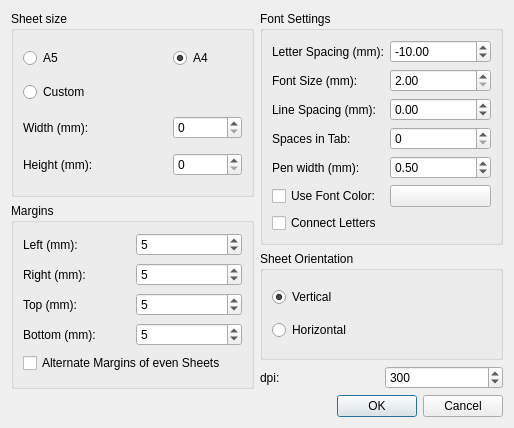
Above: preferencesdialog.ui from aizenbit/Scribbler before the change. Below: the same form after it.
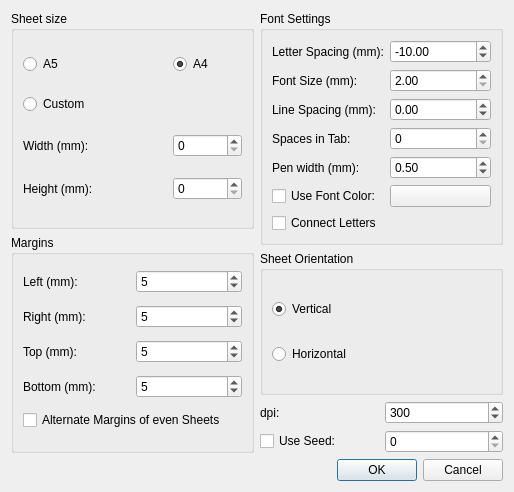
That is the form after the change.

Commit message: seed setting added; version changed

```diff
--- a/preferencesdialog.ui
+++ b/preferencesdialog.ui
@@ -7,7 +7,7 @@
     <x>0</x>
     <y>0</y>
     <width>514</width>
-    <height>428</height>
+    <height>492</height>
    </rect>
   </property>
   <property name="windowTitle">
@@ -152,7 +152,7 @@
     </layout>
    </item>
    <item row="0" column="1">
-    <layout class="QVBoxLayout" name="verticalLayout_4">
+    <layout class="QVBoxLayout" name="verticalLayout_2">
      <item>
       <widget class="QGroupBox" name="groupBox_4">
        <property name="title">
@@ -262,8 +262,6 @@
       </widget>
      </item>
      <item>
-      <layout class="QVBoxLayout" name="verticalLayout_2">
-       <item>
         <widget class="QGroupBox" name="groupBox_3">
          <property name="title">
           <string>Sheet Orientation</string>
@@ -318,6 +316,18 @@
           </widget>
          </item>
         </layout>
+     </item>
+     <item>
+      <layout class="QHBoxLayout" name="horizontalLayout">
+       <item>
+        <widget class="QCheckBox" name="useSeedCheckBox">
+         <property name="text">
+          <string>Use Seed:</string>
+         </property>
+        </widget>
+       </item>
+       <item>
+        <widget class="QSpinBox" name="seedSpinBox"/>
        </item>
       </layout>
      </item>
```
Lines whose indentation alone changed are shown as unchanged. The commit also changes 4 other files.
